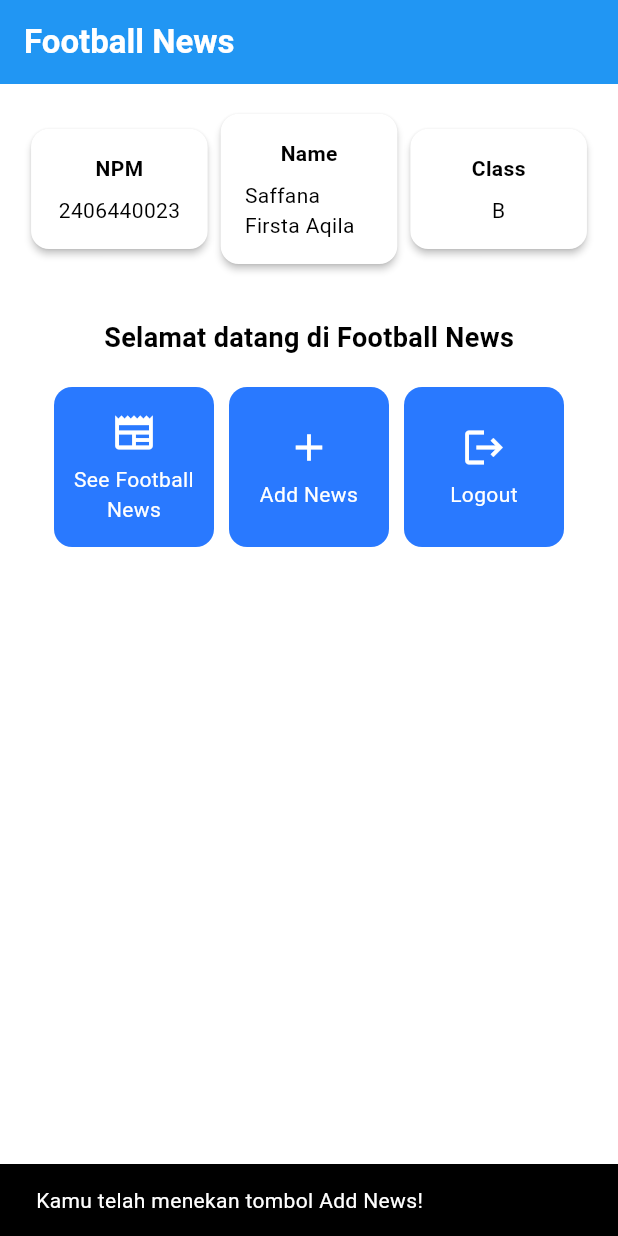
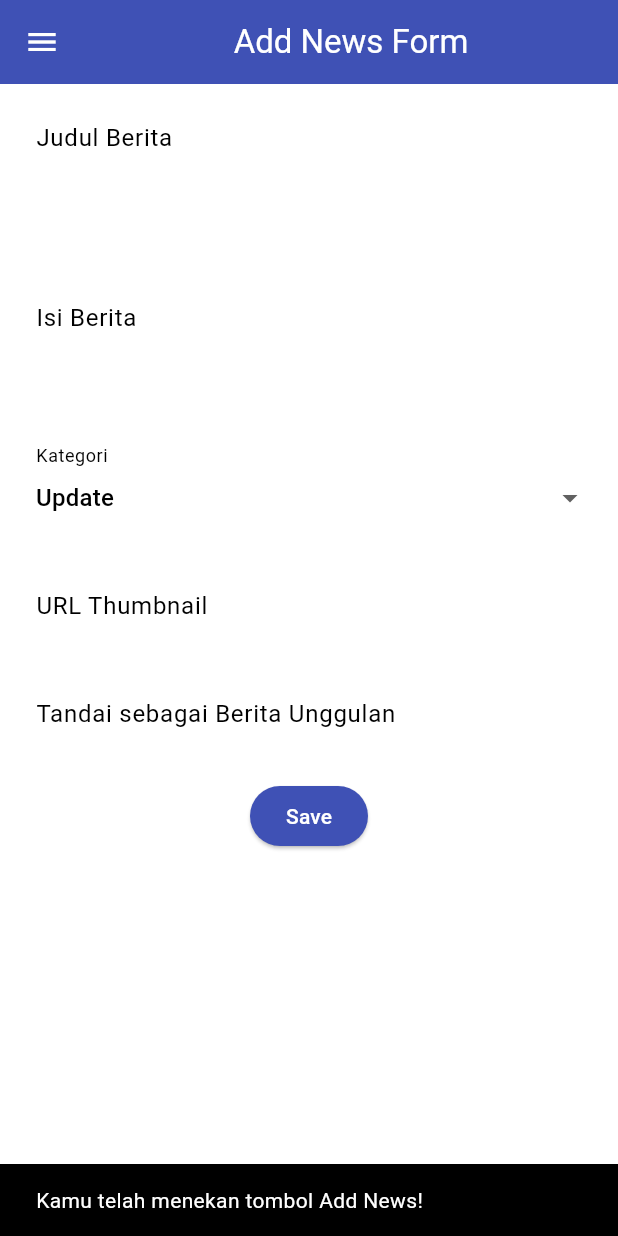
Before and after one commit to firstaqila/football-news-mobile, a Flutter app: the screen it shows after launch, after a tap on "Add News", on a phone screen of 412 x 824 dp. Run offline on Flutter 3.47's test engine with Material 3 defaults, Android fonts, the phone set to English and light mode, and no system bars.

Commit message:
Tutorial 7: Completed

```diff
--- a/lib/main.dart
+++ b/lib/main.dart
@@ -1,5 +1,5 @@
 import 'package:flutter/material.dart';
-import 'package:football_news/menu.dart';
+import 'package:football_news/screens/menu.dart';
 
 void main() {
     runApp(const MyApp());
--- a/lib/menu.dart
+++ b/lib/screens/menu.dart
@@ -1,4 +1,6 @@
 import 'package:flutter/material.dart';
+import 'package:football_news/widgets/left_drawer.dart';    // Import drawer widget
+import 'package:football_news/widgets/news_card.dart';
 
 class MyHomePage extends StatelessWidget {
   MyHomePage({super.key});
@@ -27,6 +29,7 @@ class MyHomePage extends StatelessWidget {
         // Warna latar belakang AppBar diambil dari skema warna tema aplikasi.
         backgroundColor: Theme.of(context).colorScheme.primary,
       ),
+      drawer: LeftDrawer(),
       // Body halaman dengan padding di sekelilingnya.
       body: Padding(
         padding: const EdgeInsets.all(16.0),
@@ -120,61 +123,3 @@ class InfoCard extends StatelessWidget {
     );
   }
 }
-
-class ItemHomepage {
-  final String name;
-  final IconData icon;
-
-  ItemHomepage(this.name, this.icon);
-}
-
-class ItemCard extends StatelessWidget {
-  // Menampilkan kartu dengan ikon dan nama.
-
-  final ItemHomepage item;
-
-  const ItemCard(this.item, {super.key});
-
-  @override
-  Widget build(BuildContext context) {
-    return Material(
-      // Menentukan warna latar belakang dari tema aplikasi.
-      color: Theme.of(context).colorScheme.secondary,
-      // Membuat sudut kartu melengkung.
-      borderRadius: BorderRadius.circular(12),
-
-      child: InkWell(
-        // Aksi ketika kartu ditekan.
-        onTap: () {
-          // Menampilkan pesan SnackBar saat kartu ditekan.
-          ScaffoldMessenger.of(context)
-            ..hideCurrentSnackBar()
-            ..showSnackBar(
-              SnackBar(
-                content: Text("Kamu telah menekan tombol ${item.name}!"),
-              ),
-            );
-        },
-        // Container untuk menyimpan Icon dan Text
-        child: Container(
-          padding: const EdgeInsets.all(8),
-          child: Center(
-            child: Column(
-              // Menyusun ikon dan teks di tengah kartu.
-              mainAxisAlignment: MainAxisAlignment.center,
-              children: [
-                Icon(item.icon, color: Colors.white, size: 30.0),
-                const Padding(padding: EdgeInsets.all(3)),
-                Text(
-                  item.name,
-                  textAlign: TextAlign.center,
-                  style: const TextStyle(color: Colors.white),
-                ),
-              ],
-            ),
-          ),
-        ),
-      ),
-    );
-  }
-}
--- /dev/null
+++ b/lib/screens/newslist_form.dart
@@ -0,0 +1,216 @@
+import 'package:flutter/material.dart';
+import 'package:football_news/widgets/left_drawer.dart';    // TODO: Impor drawer yang sudah dibuat sebelumnya
+
+class NewsFormPage extends StatefulWidget {
+    const NewsFormPage({super.key});
+
+    @override
+    State<NewsFormPage> createState() => _NewsFormPageState();
+}
+
+class _NewsFormPageState extends State<NewsFormPage> {
+    final _formKey = GlobalKey<FormState>();
+    String _title = "";
+    String _content = "";
+    String _category = "update"; // default
+    String _thumbnail = "";
+    bool _isFeatured = false; // default
+
+    final List<String> _categories = [
+        'transfer',
+        'update',
+        'exclusive',
+        'match',
+        'rumor',
+        'analysis',
+    ];
+
+    @override
+    Widget build(BuildContext context) {
+        return Scaffold(
+            appBar: AppBar(
+                title: const Center(
+                    child: Text(
+                        'Add News Form',
+                    ),
+                ),
+                backgroundColor: Colors.indigo,
+                foregroundColor: Colors.white,
+            ),
+            drawer: LeftDrawer(),   // TODO: Tambahkan drawer yang sudah dibuat di sini
+            body: Form(
+                key: _formKey,
+                child: SingleChildScrollView(
+                    child: Column(
+                        crossAxisAlignment: CrossAxisAlignment.start,
+                        children:[
+                            // === Title ===
+                            Padding(
+                                padding: const EdgeInsets.all(8.0),
+                                child: TextFormField(
+                                    decoration: InputDecoration(
+                                        hintText: "Judul Berita",
+                                        labelText: "Judul Berita",
+                                        border: OutlineInputBorder(
+                                            borderRadius: BorderRadius.circular(5.0),
+                                        ),
+                                    ),
+                                    onChanged: (String? value) {
+                                        setState(() {
+                                            _title = value!;
+                                        });
+                                    },
+                                    validator: (String? value) {
+                                        if (value == null || value.isEmpty) {
+                                            return "Judul tidak boleh kosong!";
+                                        }
+                                        return null;
+                                    },
+                                ),
+                            ),
+
+                            // === Content ===
+                            Padding(
+                                padding: const EdgeInsets.all(8.0),
+                                child: TextFormField(
+                                    maxLines: 5,
+                                    decoration: InputDecoration(
+                                        hintText: "Isi Berita",
+                                        labelText: "Isi Berita",
+                                        border: OutlineInputBorder(
+                                            borderRadius: BorderRadius.circular(5.0),
+                                        ),
+                                    ),
+                                    onChanged: (String? value) {
+                                        setState(() {
+                                            _content = value!;
+                                        });
+                                    },
+                                    validator: (String? value) {
+                                        if (value == null || value.isEmpty) {
+                                            return "Isi berita tidak boleh kosong!";
+                                        }
+                                        return null;
+                                    },
+                                ),
+                            ),
+
+                            // === Category ===
+                            Padding(
+                                padding: const EdgeInsets.all(8.0),
+                                child: DropdownButtonFormField<String>(
+                                    decoration: InputDecoration(
+                                        labelText: "Kategori",
+                                        border: OutlineInputBorder(
+                                            borderRadius: BorderRadius.circular(5.0),
+                                        ),
+                                    ),
+                                    value: _category,
+                                    items: _categories
+                                        .map((cat) => DropdownMenuItem(
+                                            value: cat,
+                                            child: Text(
+                                                cat[0].toUpperCase() + cat.substring(1)),
+                                        ))
+                                        .toList(),
+                                    onChanged: (String? newValue) {
+                                        setState(() {
+                                            _category = newValue!;
+                                        });
+                                    },
+                                ),
+                            ),
+
+                            // === Thumbnail URL ===
+                            Padding(
+                                padding: const EdgeInsets.all(8.0),
+                                child: TextFormField(
+                                    decoration: InputDecoration(
+                                        hintText: "URL Thumbnail (opsional)",
+                                        labelText: "URL Thumbnail",
+                                        border: OutlineInputBorder(
+                                            borderRadius: BorderRadius.circular(5.0),
+                                        ),
+                                    ),
+                                    onChanged: (String? value) {
+                                        setState(() {
+                                            _thumbnail = value!;
+                                        });
+                                    },
+                                ),
+                            ),
+
+                            // === Is Featured ===
+                            Padding(
+                                padding: const EdgeInsets.all(8.0),
+                                child: SwitchListTile(
+                                    title: const Text("Tandai sebagai Berita Unggulan"),
+                                    value: _isFeatured,
+                                    onChanged: (bool value) {
+                                        setState(() {
+                                            _isFeatured = value;
+                                        });
+                                    },
+                                ),
+                            ),
+
+                            // === Tombol Simpan ===
+                            Align(
+                                alignment: Alignment.bottomCenter,
+                                child: Padding(
+                                    padding: const EdgeInsets.all(8.0),
+                                    child: ElevatedButton(
+                                        style: ButtonStyle(
+                                            backgroundColor:
+                                                MaterialStateProperty.all(Colors.indigo),
+                                        ),
+                                        onPressed: () {
+                                            if (_formKey.currentState!.validate()) {
+                                                showDialog(
+                                                    context: context,
+                                                    builder: (context) {
+                                                        return AlertDialog(
+                                                            title: const Text('Berita berhasil disimpan!'),
+                                                            content: SingleChildScrollView(
+                                                                child: Column(
+                                                                    crossAxisAlignment:
+                                                                        CrossAxisAlignment.start,
+                                                                    children: [
+                                                                        Text('Judul: $_title'),
+                                                                        // TODO: Munculkan value-value lainnya
+                                                                        Text('Isi: $_content'),
+                                                                        Text('Kategori: $_category'),
+                                                                        Text('Thumbnail: $_thumbnail'),
+                                                                        Text(
+                                                                            'Unggulan: ${_isFeatured ? "Ya" : "Tidak"}'),
+                                                                    ],
+                                                                ),
+                                                            ),
+                                                            actions: [
+                                                                TextButton(
+                                                                    child: const Text('OK'),
+                                                                    onPressed: () {
+                                                                        Navigator.pop(context);
+                                                                        _formKey.currentState!.reset();
+                                                                    },
+                                                                ),
+                                                            ],
+                                                        );
+                                                    },
+                                                );
+                                            }
+                                        },
+                                        child: const Text(
+                                            "Save",
+                                            style: TextStyle(color: Colors.white),
+                                        ),
+                                    ),
+                                ),
+                            ),
+                        ],
+                    )
+                ),
+            ),
+        );
+    }
+}
--- /dev/null
+++ b/lib/widgets/left_drawer.dart
@@ -0,0 +1,75 @@
+import 'package:flutter/material.dart';
+import 'package:football_news/screens/menu.dart';
+import 'package:football_news/screens/newslist_form.dart';  // TODO: Impor halaman NewsFormPage jika sudah dibuat
+
+class LeftDrawer extends StatelessWidget {
+  const LeftDrawer({super.key});
+
+  @override
+  Widget build(BuildContext context) {
+    return Drawer(
+      child: ListView(
+        children: [
+          const DrawerHeader(
+            // TODO: Bagian drawer header
+            decoration: BoxDecoration(
+              color: Colors.blue,
+            ),
+            child: Column(
+              children: [
+                Text(
+                  'Football News',
+                  textAlign: TextAlign.center,
+                  style: TextStyle(
+                    fontSize: 30,
+                    fontWeight: FontWeight.bold,
+                    color: Colors.white,
+                  ),
+                ),
+                Padding(padding: EdgeInsets.all(10)),
+                Text("Seluruh berita sepak bola terkini di sini!",
+                    // TODO: Tambahkan gaya teks dengan center alignment, font ukuran 15, warna putih, dan weight biasa
+                    textAlign: TextAlign.center,
+                    style: TextStyle(
+                        fontSize: 15,
+                        color: Colors.white,
+                        fontWeight: FontWeight.normal,
+                    )
+                ),
+              ],
+            ),
+          ),
+          // TODO: Bagian routing
+          ListTile(
+            leading: const Icon(Icons.home_outlined),
+            title: const Text('Home'),
+            // Bagian redirection ke MyHomePage
+            onTap: () {
+              Navigator.pushReplacement(
+                  context,
+                  MaterialPageRoute(
+                    builder: (context) => MyHomePage(),
+                  ));
+            },
+          ),
+          ListTile(
+            leading: const Icon(Icons.post_add),
+            title: const Text('Add News'),
+            // Bagian redirection ke NewsFormPage
+            onTap: () {
+              /*
+              TODO: Buatlah routing ke NewsFormPage di sini,
+              setelah halaman NewsFormPage sudah dibuat.
+              */
+              Navigator.pushReplacement(
+                context,
+                MaterialPageRoute(
+                    builder: (context) => NewsFormPage(),
+                ));
+            },
+          ),
+        ],
+      ),
+    );
+  }
+}
--- /dev/null
+++ b/lib/widgets/news_card.dart
@@ -0,0 +1,71 @@
+import 'package:flutter/material.dart';
+import 'package:football_news/screens/newslist_form.dart';
+
+class ItemHomepage {
+  final String name;
+  final IconData icon;
+
+  ItemHomepage(this.name, this.icon);
+}
+
+class ItemCard extends StatelessWidget {
+  // Menampilkan kartu dengan ikon dan nama.
+
+  final ItemHomepage item;
+
+  const ItemCard(this.item, {super.key});
+
+  @override
+  Widget build(BuildContext context) {
+    return Material(
+      // Menentukan warna latar belakang dari tema aplikasi.
+      color: Theme.of(context).colorScheme.secondary,
+      // Membuat sudut kartu melengkung.
+      borderRadius: BorderRadius.circular(12),
+
+      child: InkWell(
+        // Aksi ketika kartu ditekan.
+        onTap: () {
+          // Menampilkan pesan SnackBar saat kartu ditekan.
+          ScaffoldMessenger.of(context)
+            ..hideCurrentSnackBar()
+            ..showSnackBar(
+              SnackBar(
+                content: Text("Kamu telah menekan tombol ${item.name}!"),
+              ),
+            );
+
+          // Navigate ke route yang sesuai (tergantung jenis tombol)
+            if (item.name == "Add News") {
+                // TODO: Gunakan Navigator.push untuk melakukan navigasi ke MaterialPageRoute yang mencakup NewsFormPage.
+                Navigator.push(
+                    context,
+                    MaterialPageRoute(
+                        builder: (context) => NewsFormPage(),
+                    ),
+                );
+            }
+        },
+        // Container untuk menyimpan Icon dan Text
+        child: Container(
+          padding: const EdgeInsets.all(8),
+          child: Center(
+            child: Column(
+              // Menyusun ikon dan teks di tengah kartu.
+              mainAxisAlignment: MainAxisAlignment.center,
+              children: [
+                Icon(item.icon, color: Colors.white, size: 30.0),
+                const Padding(padding: EdgeInsets.all(3)),
+                Text(
+                  item.name,
+                  textAlign: TextAlign.center,
+                  style: const TextStyle(color: Colors.white),
+                ),
+              ],
+            ),
+          ),
+        ),
+      ),
+    );
+  }
+}
```
Lines whose indentation alone changed are shown as unchanged.
